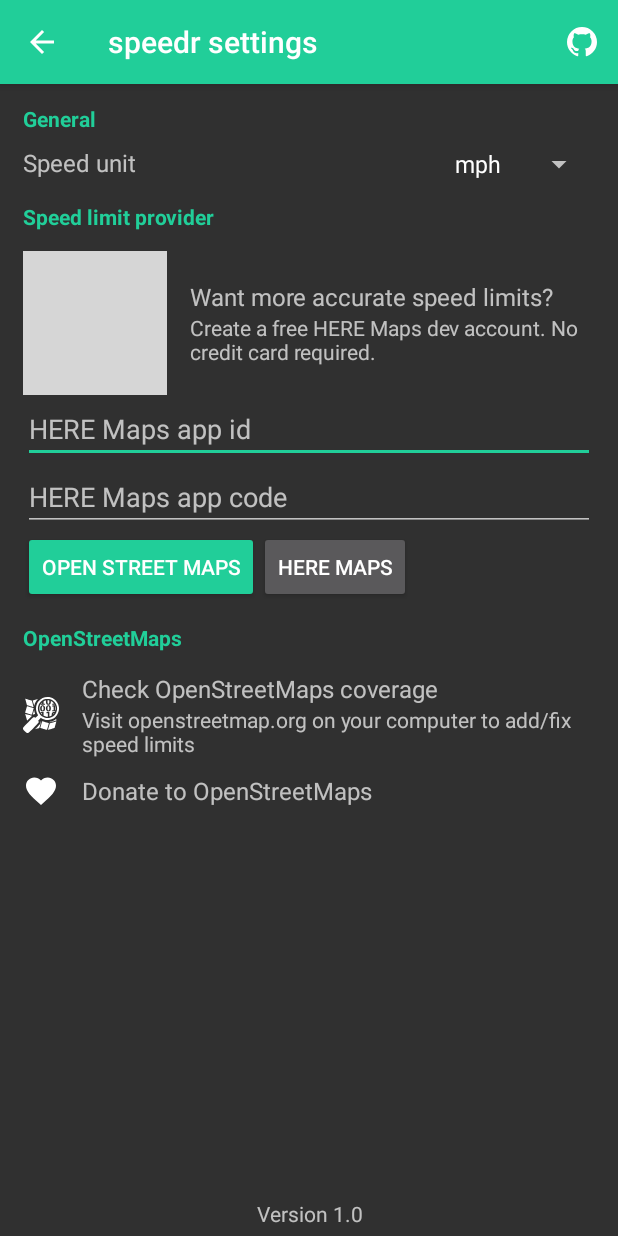
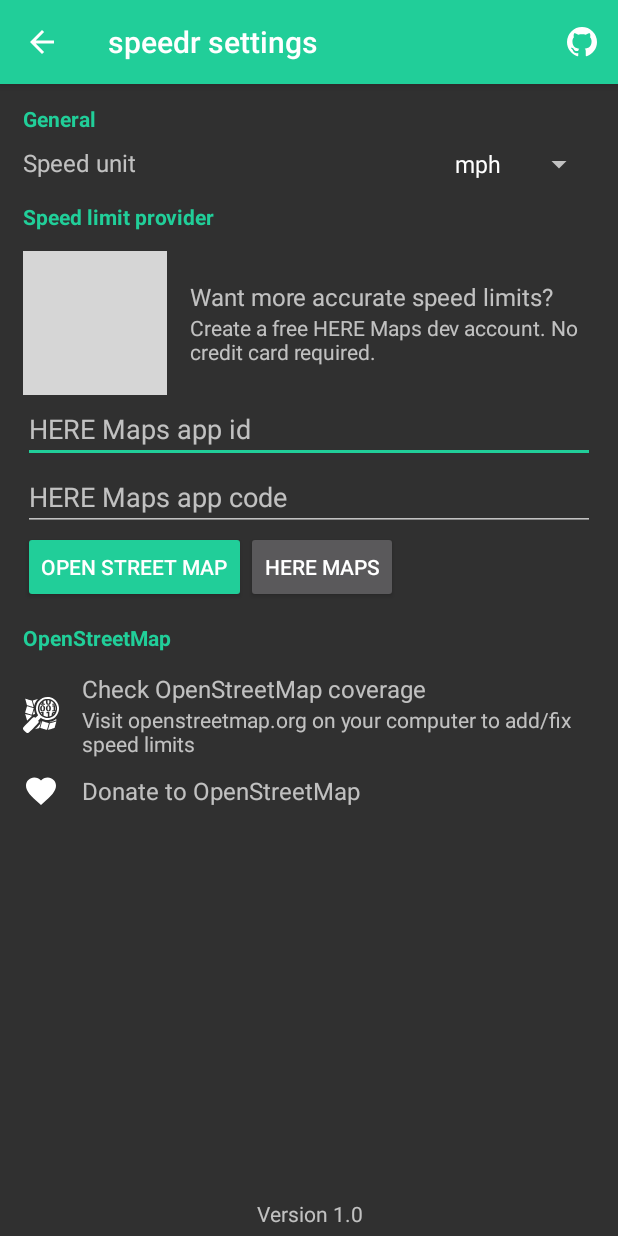
Before and after one commit to jakehilborn/speedr, an Android app: the SettingsActivity screen opened directly, with no data from a screen before it, after a tap on "HERE MAPS", on a phone screen of 412 x 824 dp. Run offline under Robolectric (Android 15) with nearby library versions, the phone set to English and light mode, and no system bars; grey boxes are pictures that could not be loaded.

Commit message:
Renamed OpenStreetMaps to OpenStreetMap

```diff
--- a/app/src/main/java/com/jakehilborn/speedr/SettingsActivity.java
+++ b/app/src/main/java/com/jakehilborn/speedr/SettingsActivity.java
@@ -29,7 +29,7 @@
     private EditText appCodeField;
     private Toast emptyCredentials;
     private AppCompatButton hereMapsButton;
-    private AppCompatButton openStreetMapsButton;
+    private AppCompatButton openStreetMapButton;
     private Spinner speedUnitSpinner;
     private GoogleApiClient googleApiClient;
 
@@ -46,11 +46,11 @@
 
         emptyCredentials = Toast.makeText(this, R.string.enter_here_maps_credentials_toast, Toast.LENGTH_LONG);
 
-        openStreetMapsButton = (AppCompatButton) findViewById(R.id.open_street_maps_button);
-        openStreetMapsButton.setSupportBackgroundTintList(ColorStateList.valueOf(getResources().getColor(
+        openStreetMapButton = (AppCompatButton) findViewById(R.id.open_street_map_button);
+        openStreetMapButton.setSupportBackgroundTintList(ColorStateList.valueOf(getResources().getColor(
                 Prefs.isUseHereMaps(this) ? R.color.unselectedButtonGray : R.color.colorAccent
         )));
-        openStreetMapsButton.setOnClickListener(new View.OnClickListener() { //xml defined onClick for AppCompatButton crashes on Android 4.2
+        openStreetMapButton.setOnClickListener(new View.OnClickListener() { //xml defined onClick for AppCompatButton crashes on Android 4.2
             public void onClick(View view) {
                 limitProviderButtonHandler(false);
             }
@@ -92,7 +92,7 @@
 
         Prefs.setUseHereMaps(this, isUseHereMaps);
 
-        openStreetMapsButton.setSupportBackgroundTintList(ColorStateList.valueOf(getResources().getColor(
+        openStreetMapButton.setSupportBackgroundTintList(ColorStateList.valueOf(getResources().getColor(
                 isUseHereMaps ? R.color.unselectedButtonGray : R.color.colorAccent
         )));
         hereMapsButton.setSupportBackgroundTintList(ColorStateList.valueOf(getResources().getColor(
@@ -123,7 +123,7 @@
         launchWebpage("https://developer.here.com/plans?create=Public_Free_Plan_Monthly&keepState=true&step=account");
     }
 
-    public void openStreetMapsCoverageOnClick(View view) {
+    public void openStreetMapCoverageOnClick(View view) {
         if (ContextCompat.checkSelfPermission(SettingsActivity.this, Manifest.permission.ACCESS_FINE_LOCATION) == PackageManager.PERMISSION_GRANTED) {
             googleApiClient = new GoogleApiClient.Builder(this)
                     .addConnectionCallbacks(new GoogleApiClient.ConnectionCallbacks() {
@@ -152,7 +152,7 @@
         }
     }
 
-    public void openStreetMapsDonateOnClick(View view) {
+    public void openStreetMapDonateOnClick(View view) {
         launchWebpage("https://donate.openstreetmap.org");
     }
 
--- a/app/src/main/res/layout/activity_settings.xml
+++ b/app/src/main/res/layout/activity_settings.xml
@@ -131,10 +131,10 @@
             >
 
             <android.support.v7.widget.AppCompatButton
-                android:id="@+id/open_street_maps_button"
+                android:id="@+id/open_street_map_button"
                 android:layout_width="wrap_content"
                 android:layout_height="wrap_content"
-                android:text="@string/open_street_maps_limit_provider_button_text"
+                android:text="@string/open_street_map_limit_provider_button_text"
                 />
 
             <android.support.v7.widget.AppCompatButton
@@ -151,21 +151,21 @@
             android:layout_height="36dp"
             android:gravity="center_vertical"
             android:paddingTop="10dp"
-            android:text="@string/open_street_maps_section"
+            android:text="@string/open_street_map_section"
             android:textColor="@color/colorAccent"
             android:textSize="14sp"
             android:textStyle="bold"
             />
 
         <LinearLayout
-            android:id="@+id/open_street_maps_coverage"
+            android:id="@+id/open_street_map_coverage"
             android:orientation="horizontal"
             android:layout_width="match_parent"
             android:layout_height="wrap_content"
             android:paddingTop="10dp"
             android:gravity="center"
             android:background="?selectableItemBackground"
-            android:onClick="openStreetMapsCoverageOnClick"
+            android:onClick="openStreetMapCoverageOnClick"
             >
 
             <ImageView
@@ -184,14 +184,14 @@
                 <TextView
                     android:layout_width="match_parent"
                     android:layout_height="wrap_content"
-                    android:text="@string/check_open_street_maps_coverage_button_text"
+                    android:text="@string/check_open_street_map_coverage_button_text"
                     android:textSize="16sp"
                     />
 
                 <TextView
                     android:layout_width="match_parent"
                     android:layout_height="wrap_content"
-                    android:text="@string/check_open_street_maps_coverage_button_subtext"
+                    android:text="@string/check_open_street_map_coverage_button_subtext"
                     android:textColor="?android:textColorSecondary"
                     android:textSize="14sp"
                     />
@@ -200,14 +200,14 @@
         </LinearLayout>
 
         <LinearLayout
-            android:id="@+id/open_street_maps_donate"
+            android:id="@+id/open_street_map_donate"
             android:orientation="horizontal"
             android:layout_width="match_parent"
             android:layout_height="wrap_content"
             android:paddingTop="10dp"
             android:gravity="center"
             android:background="?selectableItemBackground"
-            android:onClick="openStreetMapsDonateOnClick"
+            android:onClick="openStreetMapDonateOnClick"
             >
 
             <ImageView
@@ -226,7 +226,7 @@
                 <TextView
                     android:layout_width="match_parent"
                     android:layout_height="wrap_content"
-                    android:text="@string/donate_to_open_street_maps_button_text"
+                    android:text="@string/donate_to_open_street_map_button_text"
                     android:textSize="16sp"
                     />
 
--- a/app/src/main/res/values/strings.xml
+++ b/app/src/main/res/values/strings.xml
@@ -48,16 +48,16 @@
     <string name="here_maps_app_id_field">HERE Maps app id</string>
     <string name="here_maps_app_code_field">HERE Maps app code</string>
     <string name="enter_here_maps_credentials_toast">Enter credentials for HERE Maps</string>
-    <string name="open_street_maps_limit_provider_button_text">Open Street Maps</string>
+    <string name="open_street_map_limit_provider_button_text">Open Street Map</string>
     <string name="here_maps_limit_provider_button_text">HERE Maps</string>
 
     <string name="accept_here_maps_terms_alert_button_text">Accept</string>
     <string name="reject_here_maps_terms_alert_button_text">Reject</string>
 
-    <string name="open_street_maps_section">OpenStreetMaps</string>
-    <string name="check_open_street_maps_coverage_button_text">Check OpenStreetMaps coverage</string>
-    <string name="check_open_street_maps_coverage_button_subtext">Visit openstreetmap.org on your computer to add/fix speed limits</string>
-    <string name="donate_to_open_street_maps_button_text">Donate to OpenStreetMaps</string>
+    <string name="open_street_map_section">OpenStreetMap</string>
+    <string name="check_open_street_map_coverage_button_text">Check OpenStreetMap coverage</string>
+    <string name="check_open_street_map_coverage_button_subtext">Visit openstreetmap.org on your computer to add/fix speed limits</string>
+    <string name="donate_to_open_street_map_button_text">Donate to OpenStreetMap</string>
 
     <string name="developed_by_jake_hilborn_dialog_title">Developed by Jake Hilborn</string>
     <string name="github_link_text">GitHub</string>
```
